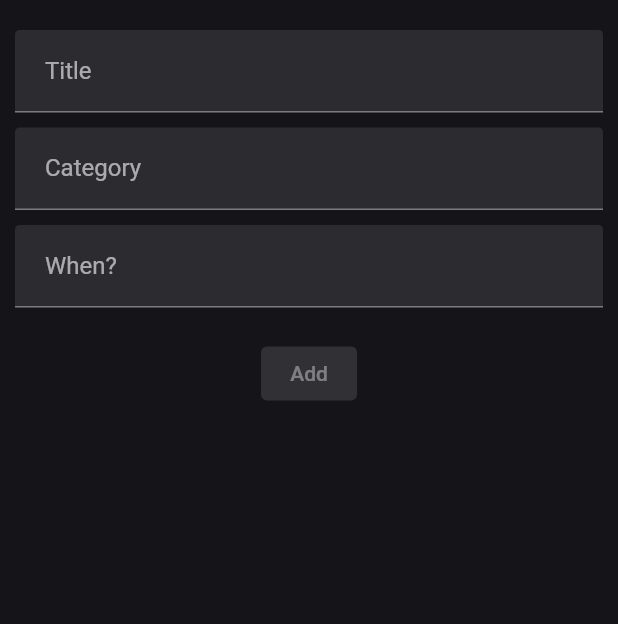
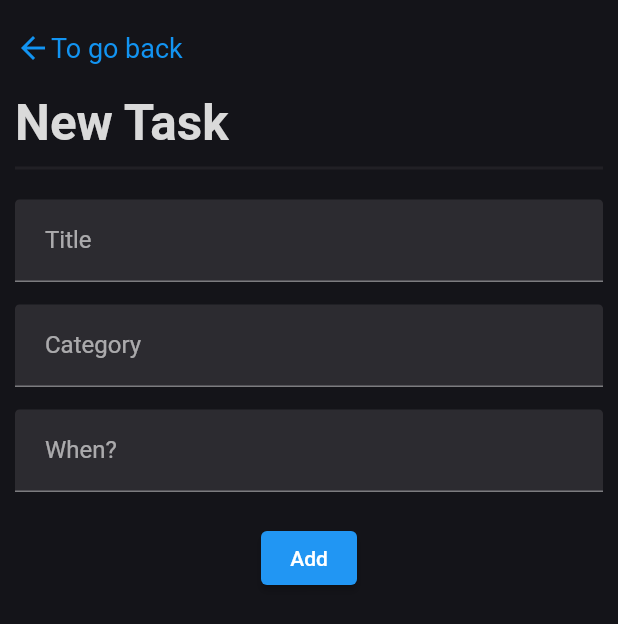
Before and after one commit to EdzonBolivar11/ToDoAppFlutter, a Flutter app: the screen it shows after launch, after a tap on the "add" icon, on a phone screen of 412 x 824 dp. Shown: the top 624 px of the screen. Run offline on Flutter 3.47's test engine with Material 2 defaults, Android fonts, the phone set to English and light mode, and no system bars.

Commit message:
Add task screen finished

```diff
--- a/lib/main.dart
+++ b/lib/main.dart
@@ -1,6 +1,6 @@
 import 'package:flutter/material.dart';
 import 'package:to_do_app/src/constants/theme/theme.dart';
-import './presentation/screens/home/home.dart';
+import 'presentation/screens/home/home_screen.dart';
 
 void main() {
   runApp(const ToDoApp());
@@ -9,7 +9,6 @@ void main() {
 class ToDoApp extends StatelessWidget {
   const ToDoApp({super.key});
 
-  // This widget is the root of your application.
   @override
   Widget build(BuildContext context) {
     return MaterialApp(
--- a/lib/presentation/screens/add_task/add_task.dart
+++ /dev/null
@@ -1,33 +0,0 @@
-import 'package:flutter/material.dart';
-import 'package:to_do_app/presentation/widgets/widgets.dart';
-
-class AddTaskScreen extends StatelessWidget {
-  const AddTaskScreen({Key? key}) : super(key: key);
-
-  @override
-  Widget build(BuildContext context) {
-    return Screen(
-      child: Column(
-        children: const [
-          CustomTextField(
-            label: "Title",
-          ),
-          SizedBox(
-            height: 10,
-          ),
-          CustomTextField(
-            label: "Category",
-          ),
-          SizedBox(
-            height: 10,
-          ),
-          CustomTextField(label: "When?"),
-          SizedBox(
-            height: 20,
-          ),
-          ElevatedButton(onPressed: null, child: Text("Add"))
-        ],
-      ),
-    );
-  }
-}
--- /dev/null
+++ b/lib/presentation/screens/add_task/add_task_screen.dart
@@ -0,0 +1,74 @@
+import 'package:flutter/material.dart';
+import 'package:to_do_app/presentation/widgets/widgets.dart';
+import 'package:to_do_app/src/constants/theme/colors.dart';
+
+class AddTaskScreen extends StatelessWidget {
+  const AddTaskScreen({Key? key}) : super(key: key);
+
+  @override
+  Widget build(BuildContext context) {
+    double screenWidth = MediaQuery.of(context).size.width;
+
+    void handlePressGoBack() => Navigator.pop(context);
+
+    void handlePressAdd() {}
+
+    return Screen(
+      child: Column(
+        children: [
+          TopBar(
+            children: [
+              GestureDetector(
+                onTap: handlePressGoBack,
+                child: Row(
+                  children: const [
+                    Icon(
+                      Icons.arrow_back,
+                      color: Color(0xFF1294F2),
+                    ),
+                    Text(
+                      "To go back",
+                      style: TextStyle(color: Color(0xFF1294F2), fontSize: 18),
+                    )
+                  ],
+                ),
+              ),
+              Expanded(
+                child: Align(
+                  alignment: Alignment.bottomLeft,
+                  child: Text(
+                    "New Task",
+                    style: TextStyle(
+                        fontSize: screenWidth * 0.08,
+                        fontWeight: FontWeight.bold,
+                        color: titleTextColor),
+                  ),
+                ),
+              )
+            ],
+          ),
+          SizedBox(
+            height: 10,
+          ),
+          CustomTextField(
+            label: "Title",
+          ),
+          SizedBox(
+            height: 15,
+          ),
+          CustomTextField(
+            label: "Category",
+          ),
+          SizedBox(
+            height: 15,
+          ),
+          CustomTextField(label: "When?"),
+          SizedBox(
+            height: 20,
+          ),
+          ElevatedButton(onPressed: handlePressAdd, child: Text("Add")),
+        ],
+      ),
+    );
+  }
+}
--- a/lib/presentation/screens/home/home.dart
+++ b/lib/presentation/screens/home/home_screen.dart
@@ -1,7 +1,9 @@
 import 'package:flutter/material.dart';
+import 'package:intl/intl.dart';
 import 'package:to_do_app/data/models/list.dart';
-import 'package:to_do_app/presentation/screens/add_task/add_task.dart';
+import 'package:to_do_app/presentation/screens/add_task/add_task_screen.dart';
 import 'package:to_do_app/presentation/widgets/widgets.dart';
+import 'package:to_do_app/src/constants/theme/colors.dart';
 
 class HomeScreen extends StatelessWidget {
   const HomeScreen({Key? key}) : super(key: key);
@@ -13,6 +15,11 @@ class HomeScreen extends StatelessWidget {
 
   @override
   Widget build(BuildContext context) {
+    var now = DateTime.now();
+    var formatter = DateFormat('MMMM D, yyyy');
+
+    double screenWidth = MediaQuery.of(context).size.width;
+
     ListItems list = ListItems(
         incompleted: ListItems.todoIncompletedList(),
         completed: ListItems.todoCompletedList());
@@ -21,7 +28,25 @@ class HomeScreen extends StatelessWidget {
       onPressedAction: () => navigateTo(context),
       child: Column(
         children: [
-          TopBar(),
+          TopBar(
+            children: [
+              Row(children: [
+                Expanded(
+                    child: Text(
+                  formatter.format(now),
+                  style: TextStyle(
+                      fontSize: screenWidth * 0.08,
+                      fontWeight: FontWeight.bold,
+                      color: titleTextColor),
+                )),
+                Image(
+                  image: AssetImage('assets/usuario.png'),
+                  width: 40,
+                ),
+              ]),
+              DescriptionText("5 incomplete, 5 completed"),
+            ],
+          ),
           ListToDo(
             title: "Incompleted",
             items: list.incompleted,
--- a/lib/presentation/widgets/list_to_do/list.dart
+++ b/lib/presentation/widgets/list_to_do/list.dart
@@ -21,7 +21,7 @@ class ListToDo extends StatelessWidget {
                 Align(
                     alignment: Alignment.centerLeft,
                     child: Container(
-                      margin: EdgeInsets.fromLTRB(0, 10, 0, 12),
+                      margin: EdgeInsets.fromLTRB(0, 0, 0, 12),
                       child: Text(
                         title,
                         style: TextStyle(
@@ -49,7 +49,7 @@ class ListToDo extends StatelessWidget {
                 Align(
                     alignment: Alignment.centerLeft,
                     child: Container(
-                      margin: EdgeInsets.fromLTRB(0, 10, 0, 12),
+                      margin: EdgeInsets.fromLTRB(0, 0, 0, 12),
                       child: Text(
                         title,
                         style: TextStyle(
--- a/lib/presentation/widgets/screen/screen.dart
+++ b/lib/presentation/widgets/screen/screen.dart
@@ -8,22 +8,27 @@ class Screen extends StatelessWidget {
   const Screen({Key? key, required this.child, this.onPressedAction})
       : super(key: key);
 
+  FloatingActionButton? renderFloatinButton() => onPressedAction != null
+      ? FloatingActionButton(
+          onPressed: onPressedAction,
+          backgroundColor: Color(0xFF1294f2),
+          child: const Icon(Icons.add, color: Colors.white),
+        )
+      : null;
+
   @override
   Widget build(BuildContext context) {
     return AnnotatedRegion<SystemUiOverlayStyle>(
         value: SystemUiOverlayStyle.light,
+        child: WillPopScope(
           child: Scaffold(
               body: SafeArea(
                   child: Padding(
                 padding: EdgeInsets.fromLTRB(10, 20, 10, 15),
                 child: child,
               )),
-            floatingActionButton: onPressedAction != null
-                ? FloatingActionButton(
-                    onPressed: onPressedAction,
-                    backgroundColor: Color(0xFF1294f2),
-                    child: const Icon(Icons.add, color: Colors.white),
-                  )
-                : null));
+              floatingActionButton: renderFloatinButton()),
+          onWillPop: () async => false,
+        ));
   }
 }
--- a/lib/presentation/widgets/topBar/top_bar.dart
+++ b/lib/presentation/widgets/topBar/top_bar.dart
@@ -1,37 +1,24 @@
 import 'package:flutter/material.dart';
-import 'package:intl/intl.dart';
-import 'package:to_do_app/src/constants/theme/colors.dart';
 import 'package:to_do_app/presentation/widgets/widgets.dart';
 
 class TopBar extends StatelessWidget {
-  const TopBar({Key? key}) : super(key: key);
+  final List<Widget> children;
+
+  const TopBar({Key? key, this.children = const []}) : super(key: key);
 
   @override
   Widget build(BuildContext context) {
-    var now = DateTime.now();
-    var formatter = DateFormat('MMMM D, yyyy');
-
-    double screenWidth = MediaQuery.of(context).size.width;
-
-    return Column(
-      children: [
-        Row(children: [
+    return SizedBox(
+      height: 103,
+      child: Column(
+        children: [
           Expanded(
-              child: Text(
-            formatter.format(now),
-            style: TextStyle(
-                fontSize: screenWidth * 0.08,
-                fontWeight: FontWeight.bold,
-                color: titleTextColor),
+              child: Column(
+            children: children,
           )),
-          Image(
-            image: AssetImage('assets/usuario.png'),
-            width: 40,
-          ),
-        ]),
-        DescriptionText("5 incomplete, 5 completed"),
-        Separator()
-      ],
+          Separator()
+        ],
+      ),
     );
   }
 }
--- a/pubspec.yaml
+++ b/pubspec.yaml
@@ -36,6 +36,7 @@ dependencies:
   # Use with the CupertinoIcons class for iOS style icons.
   cupertino_icons: ^1.0.2
   intl: ^0.18.0
+  table_calendar: ^3.0.9
 
 dev_dependencies:
   flutter_test:
```
Also changed, not shown: pubspec.lock. Lines whose indentation alone changed are shown as unchanged.
